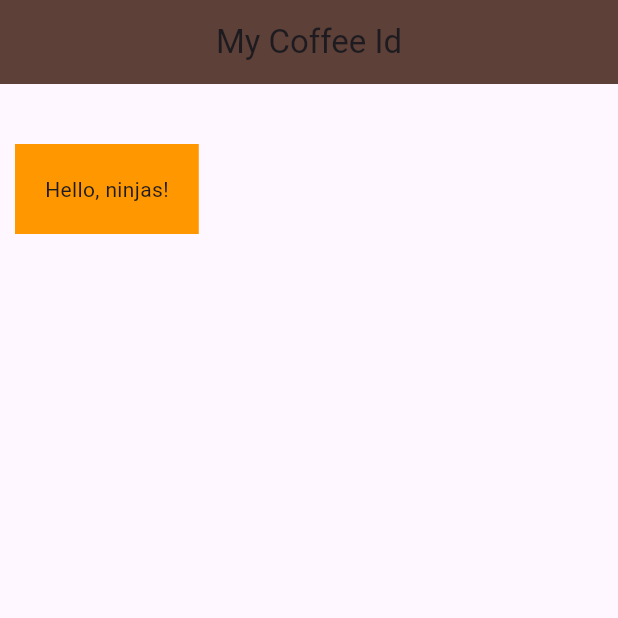
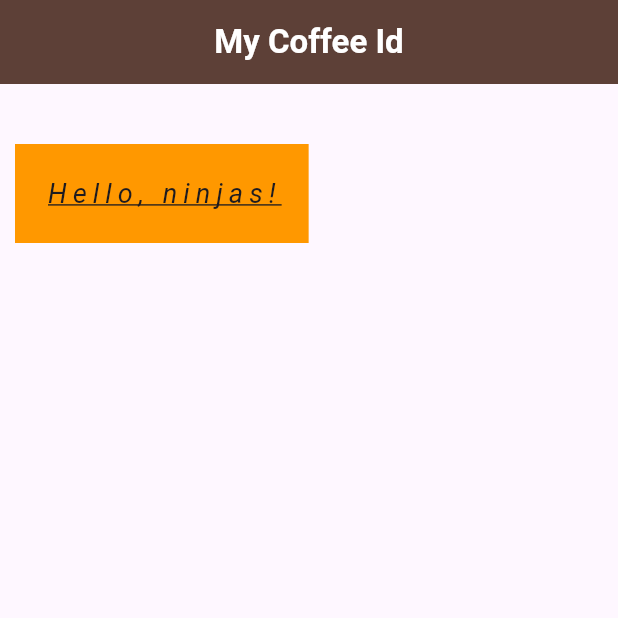
Before and after one commit to iamshaunjp/flutter-masterclass, a Flutter app: the screen it shows after launch, on a phone screen of 412 x 824 dp, the top half of it. Run offline on Flutter 3.47's test engine with Material 3 defaults, Android fonts, the phone set to English and light mode, and no system bars.

Commit message:
lesson-9

```diff
--- a/lib/main.dart
+++ b/lib/main.dart
@@ -4,7 +4,10 @@ void main() {
   runApp(MaterialApp(
     home: Scaffold(
       appBar: AppBar(
-        title: const Text('My Coffee Id'),
+        title: const Text('My Coffee Id', style: TextStyle(
+          color: Colors.white,
+          fontWeight: FontWeight.bold,
+        )),
         backgroundColor: Colors.brown[700],
         centerTitle: true,
       ),
@@ -24,7 +27,12 @@ class Home extends StatelessWidget {
       // height: 100,
       padding: const EdgeInsets.all(20),
       margin: const EdgeInsets.fromLTRB(10, 40, 0, 0),
-      child: const Text('Hello, ninjas!'),
+      child: const Text('Hello, ninjas!', style: TextStyle(
+        fontSize: 18,
+        letterSpacing: 4,
+        decoration: TextDecoration.underline,
+        fontStyle: FontStyle.italic,
+      ),),
     );
   }
 }
```
